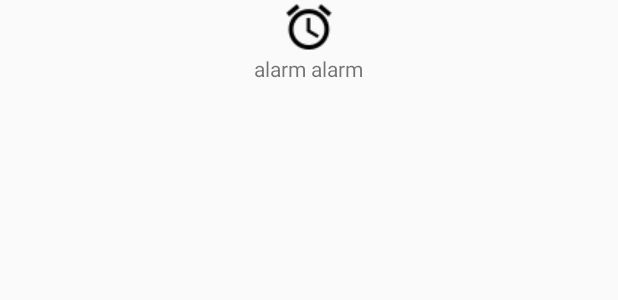
After one commit to XMeleny/myNotebook, an Android app: the layout bottom_navigate_item.xml on its own in the app's theme, with its tools: preview values and no code run, on a phone screen of 412 x 824 dp. The commit adds this screen. Shown: the top 300 px of the screen. Run offline under Robolectric (Android 15) with nearby library versions, the phone set to English and light mode, and no system bars.

Commit message:
可以动态添加下面导航栏

```diff
--- /dev/null
+++ b/app/src/main/res/layout/bottom_navigate_item.xml
@@ -0,0 +1,23 @@
+<?xml version="1.0" encoding="utf-8"?>
+<RelativeLayout xmlns:android="http://schemas.android.com/apk/res/android"
+    xmlns:tools="http://schemas.android.com/tools"
+    android:layout_width="match_parent"
+    android:layout_height="wrap_content"
+    android:layout_centerHorizontal="true">
+
+    <ImageView
+        android:id="@+id/iv_icon"
+        android:layout_width="wrap_content"
+        android:layout_height="wrap_content"
+        android:layout_alignParentTop="true"
+        android:layout_centerHorizontal="true"
+        android:src="@drawable/alarm" />
+
+    <TextView
+        android:id="@+id/tv_description"
+        android:layout_width="wrap_content"
+        android:layout_height="wrap_content"
+        android:layout_below="@id/iv_icon"
+        android:layout_centerHorizontal="true"
+        android:text="alarm alarm" />
+</RelativeLayout>
```
Also changed, not shown: app/src/main/java/com/example/mynotebook/BottomNavigateItem.java (added, +44 -0 lines), app/src/main/java/com/example/mynotebook/activity/BaseActivity.java (+24 -2 lines), app/src/main/res/layout/activity_base.xml (+7 -3 lines), app/src/main/res/drawable/add.png (deleted), app/src/main/res/drawable/add_small.jpg (deleted).
